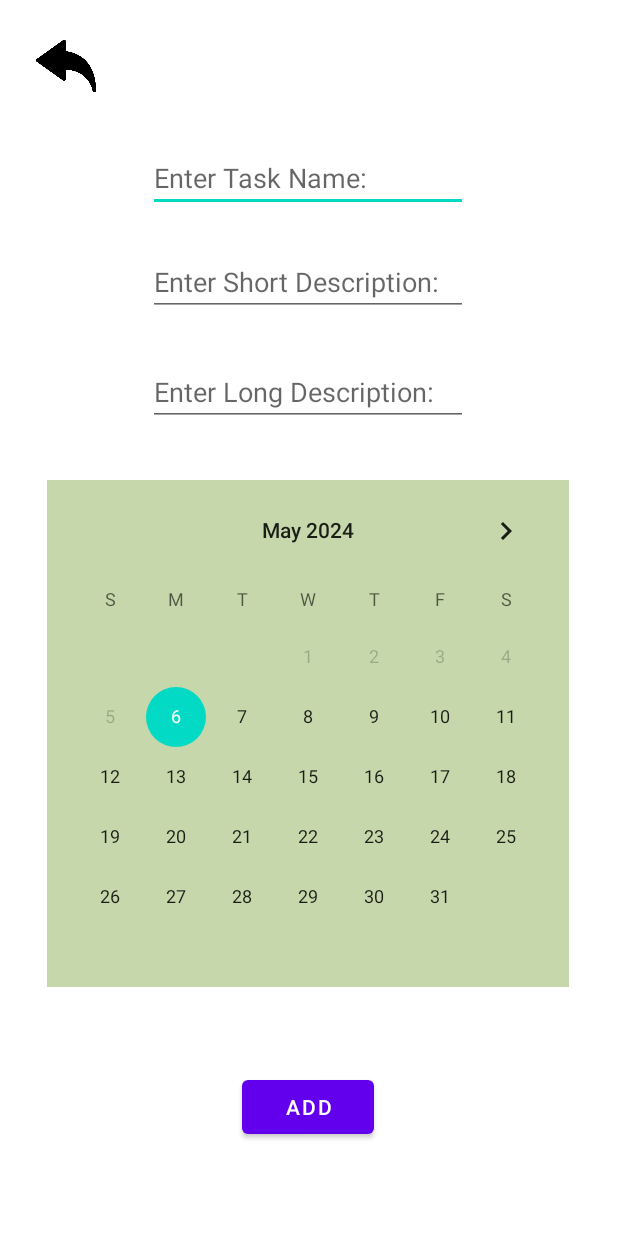
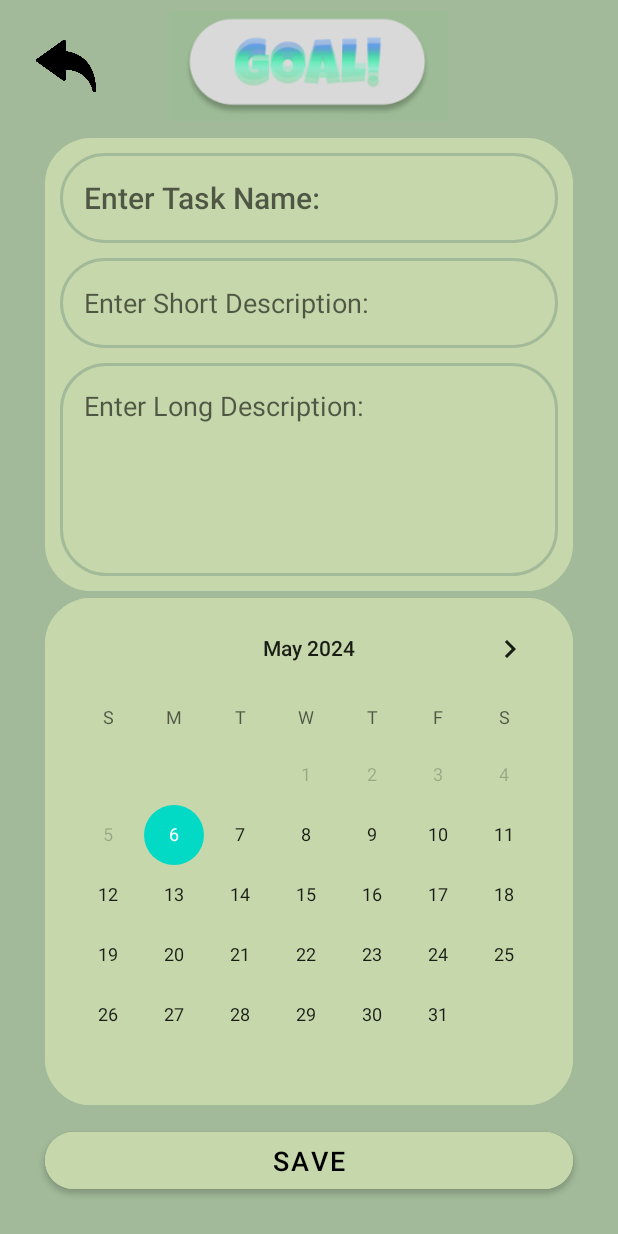
Before and after one commit to TML777/ChatJTDAN, an Android app: the AddTask screen opened directly, with no data from a screen before it, on a phone screen of 412 x 824 dp. Run offline under Robolectric (Android 15) with nearby library versions, the phone set to English and light mode, and no system bars.

Commit message:
Add Task Front End
Add task front end design and implementation

```diff
--- a/app/src/main/java/com/test/goal_app/AddTask.java
+++ b/app/src/main/java/com/test/goal_app/AddTask.java
@@ -1,5 +1,6 @@
 package com.test.goal_app;
 
+import androidx.annotation.DrawableRes;
 import androidx.appcompat.app.AppCompatActivity;
 
 import android.annotation.SuppressLint;
@@ -96,13 +97,23 @@ public class AddTask extends AppCompatActivity {
                 df2 = new SimpleDateFormat("MM/dd/yy");
 
 
+                String name = et_addTaskName.getText().toString();
+                if(name.isEmpty()) {
+                    et_addTaskName.setBackground(getDrawable(R.drawable.red_border));
+
+                    Toast.makeText( AddTask.this, "Please name the task!", Toast.LENGTH_SHORT).show();
+
+                } else{
+                    et_addTaskName.setBackground(getDrawable(R.drawable.green_border));
+
+
                     try{
                         String formatedDate = df2.format(new Date(deadLineDateMilli));
 
                         taskModel = new TaskModel(-1, et_addTaskName.getText().toString(), et_addShortDesc.getText().toString(),
                                 et_addLongDesc.getText().toString(), formatedDate,
                                 false, false, df2.format(new Date()), "none", parentTask);
-                    Toast.makeText( AddTask.this, taskModel.toString() + " " + df2.format(new Date()), Toast.LENGTH_SHORT).show();
+                        //Toast.makeText( AddTask.this, taskModel.toString() + " " + df2.format(new Date()), Toast.LENGTH_SHORT).show();
                     }
                     catch (Exception e){
                         Toast.makeText( AddTask.this, "Error creating customer", Toast.LENGTH_SHORT).show();
@@ -114,10 +125,13 @@ public class AddTask extends AppCompatActivity {
 
                     boolean success = dataBaseHelper.addOne(taskModel);
 
-                Toast.makeText( AddTask.this, "Success= " + success, Toast.LENGTH_SHORT).show();
+                    if(success)
+                        Toast.makeText( AddTask.this, "Task Created!" + success, Toast.LENGTH_SHORT).show();
 
                     // back to task list
                     openTaskList();
+                }
+
             }
         });
 
--- /dev/null
+++ b/app/src/main/res/drawable/baseline_archive_24.xml
@@ -0,0 +1,5 @@
+<vector xmlns:android="http://schemas.android.com/apk/res/android" android:height="24dp" android:tint="#000000" android:viewportHeight="24" android:viewportWidth="24" android:width="24dp">
+
+    <path android:fillColor="@android:color/white" android:pathData="M20.54,5.23l-1.39,-1.68C18.88,3.21 18.47,3 18,3H6c-0.47,0 -0.88,0.21 -1.16,0.55L3.46,5.23C3.17,5.57 3,6.02 3,6.5V19c0,1.1 0.9,2 2,2h14c1.1,0 2,-0.9 2,-2V6.5c0,-0.48 -0.17,-0.93 -0.46,-1.27zM12,17.5L6.5,12H10v-2h4v2h3.5L12,17.5zM5.12,5l0.81,-1h12l0.94,1H5.12z"/>
+
+</vector>
--- /dev/null
+++ b/app/src/main/res/drawable/baseline_calandar_24.xml
@@ -0,0 +1,5 @@
+<vector xmlns:android="http://schemas.android.com/apk/res/android" android:height="24dp" android:tint="#000000" android:viewportHeight="24" android:viewportWidth="24" android:width="24dp">
+
+    <path android:fillColor="@android:color/white" android:pathData="M4,8h4L8,4L4,4v4zM10,20h4v-4h-4v4zM4,20h4v-4L4,16v4zM4,14h4v-4L4,10v4zM10,14h4v-4h-4v4zM16,4v4h4L20,4h-4zM10,8h4L14,4h-4v4zM16,14h4v-4h-4v4zM16,20h4v-4h-4v4z"/>
+
+</vector>
--- /dev/null
+++ b/app/src/main/res/drawable/green_border.xml
@@ -0,0 +1,11 @@
+<?xml version="1.0" encoding="utf-8"?>
+<shape xmlns:android="http://schemas.android.com/apk/res/android"
+    android:shape="rectangle">
+
+    <stroke
+        android:width="2dp"
+        android:color="@color/backgroundGreen"/>
+    <corners
+        android:radius="30dp"/>
+
+</shape>
--- /dev/null
+++ b/app/src/main/res/drawable/red_border.xml
@@ -0,0 +1,11 @@
+<?xml version="1.0" encoding="utf-8"?>
+<shape xmlns:android="http://schemas.android.com/apk/res/android"
+    android:shape="rectangle">
+
+    <stroke
+        android:width="2dp"
+        android:color="#FF0000"/>
+    <corners
+        android:radius="30dp"/>
+
+</shape>
--- a/app/src/main/res/drawable/round_btn.xml
+++ b/app/src/main/res/drawable/round_btn.xml
@@ -1,13 +1,8 @@
 <?xml version="1.0" encoding="utf-8"?>
 <shape xmlns:android="http://schemas.android.com/apk/res/android"
     android:shape="oval">
-    <solid android:color="#FF6200EE"/> <!-- Button color -->
+    <solid android:color="#C6D8AB"/> <!-- Set your button color here -->
     <size
-        android:width="100dp"
-        android:height="100dp"/> <!-- Size of the button -->
-    <padding
-        android:left="10dp"
-        android:top="10dp"
-        android:right="10dp"
-        android:bottom="10dp"/> <!-- Padding inside the button -->
+        android:width="120dp"
+        android:height="120dp"/> <!-- Adjust the size as needed -->
 </shape>
--- a/app/src/main/res/layout/activity_add_task.xml
+++ b/app/src/main/res/layout/activity_add_task.xml
@@ -4,7 +4,11 @@
     xmlns:tools="http://schemas.android.com/tools"
     android:layout_width="match_parent"
     android:layout_height="match_parent"
+    android:background="@color/backgroundGreen"
     tools:context=".AddTask">
+
+
+
 
     <ImageButton
         android:id="@+id/btn_addTaskBack"
@@ -18,24 +22,66 @@
         app:layout_constraintStart_toStartOf="parent"
         app:layout_constraintTop_toTopOf="parent" />
 
+    <ImageView
+        android:id="@+id/iv_addGoalBanner"
+        android:layout_width="186dp"
+        android:layout_height="87dp"
+        android:src="@drawable/screenshot_2024_05_01_at_11_35_00am"
+        app:layout_constraintEnd_toEndOf="parent"
+        app:layout_constraintHorizontal_bias="0.498"
+        app:layout_constraintStart_toStartOf="parent"
+        app:layout_constraintTop_toTopOf="parent" />
+
+
+    <FrameLayout
+        android:id="@+id/fl_addTask"
+        android:layout_width="match_parent"
+        android:layout_height="wrap_content"
+        android:layout_marginHorizontal="30dp"
+        android:layout_marginTop="10dp"
+        android:layout_marginBottom="10dp"
+        android:background="@drawable/green_border"
+        android:backgroundTint="#C6D8AB"
+        app:layout_constraintBottom_toTopOf="@+id/cv_addCalendar"
+        app:layout_constraintLeft_toLeftOf="parent"
+        app:layout_constraintRight_toRightOf="parent"
+        app:layout_constraintTop_toBottomOf="@+id/iv_addGoalBanner">
+
+        <LinearLayout
+            android:layout_width="match_parent"
+            android:layout_height="match_parent"
+            android:gravity="center"
+            android:layout_gravity="center"
+            android:orientation="vertical">
+
+
             <EditText
                 android:id="@+id/et_addTaskName"
-        android:layout_width="wrap_content"
-        android:layout_height="wrap_content"
-        android:layout_marginTop="96dp"
+                android:layout_width="match_parent"
+                android:layout_height="60dp"
+                android:layout_marginTop="10dp"
+                android:padding="16dp"
+                android:layout_marginHorizontal="10dp"
+                android:background="@drawable/green_border"
                 android:ems="10"
                 android:hint="@string/EnterTaskName"
                 android:inputType="text"
+                android:maxLength="15"
                 app:layout_constraintEnd_toEndOf="parent"
                 app:layout_constraintHorizontal_bias="0.497"
                 app:layout_constraintStart_toStartOf="parent"
-        app:layout_constraintTop_toTopOf="parent" />
+                app:layout_constraintTop_toTopOf="parent"
+                style="@style/TextAppearance.AppCompat.Title"/>
 
             <EditText
                 android:id="@+id/et_addShortDesc"
-        android:layout_width="wrap_content"
-        android:layout_height="wrap_content"
-        android:layout_marginTop="24dp"
+                android:layout_width="match_parent"
+                android:layout_height="60dp"
+                android:layout_marginTop="10dp"
+                android:layout_marginHorizontal="10dp"
+                android:maxLength="20"
+                android:background="@drawable/green_border"
+                android:padding="16dp"
                 android:ems="10"
                 android:hint="Enter Short Description:"
                 android:inputType="text"
@@ -46,39 +92,57 @@
 
             <EditText
                 android:id="@+id/et_addLongDesc"
-        android:layout_width="wrap_content"
+                android:layout_width="match_parent"
                 android:layout_height="wrap_content"
-        android:layout_marginTop="28dp"
+                android:layout_marginHorizontal="10dp"
+                android:layout_marginTop="10dp"
+                android:layout_marginBottom="10dp"
+                android:background="@drawable/green_border"
                 android:ems="10"
+                android:gravity="top"
                 android:hint="Enter Long Description:"
-        android:inputType="text"
+                android:inputType="textMultiLine"
+                android:lines="5"
+                android:maxLines="5"
+                android:padding="16dp"
                 app:layout_constraintEnd_toEndOf="parent"
                 app:layout_constraintHorizontal_bias="0.497"
                 app:layout_constraintStart_toStartOf="parent"
                 app:layout_constraintTop_toBottomOf="@+id/et_addShortDesc" />
 
+
+        </LinearLayout>
+    </FrameLayout>
+
+
     <CalendarView
         android:id="@+id/cv_addCalendar"
-        android:background="#C6D8AB"
-        android:layout_width="wrap_content"
+        android:layout_width="match_parent"
         android:layout_height="wrap_content"
-        android:layout_marginTop="36dp"
+        android:layout_marginHorizontal="30dp"
+        android:layout_marginBottom="12dp"
+        android:background="@drawable/green_border"
+        android:backgroundTint="#C6D8AB"
+        app:layout_constraintBottom_toTopOf="@+id/btn_addTaskButton"
         app:layout_constraintEnd_toEndOf="parent"
-        app:layout_constraintHorizontal_bias="0.493"
-        app:layout_constraintStart_toStartOf="parent"
-        app:layout_constraintTop_toBottomOf="@+id/et_addLongDesc" />
+        app:layout_constraintHorizontal_bias="0.491"
+        app:layout_constraintStart_toStartOf="parent" />
+
 
     <Button
         android:id="@+id/btn_addTaskButton"
-        android:layout_width="wrap_content"
-        android:layout_height="wrap_content"
-        android:layout_marginTop="10dp"
-        android:layout_marginBottom="16dp"
-        android:text="@string/Add"
+        android:layout_width="match_parent"
+        android:layout_height="50dp"
+        android:layout_marginBottom="25dp"
+        android:layout_marginHorizontal="30dp"
+        android:backgroundTint="#C6D8AB"
+        android:text="Save"
+        android:textColor="@color/black"
+        android:textSize="18sp"
+        app:cornerRadius="20dp"
         app:layout_constraintBottom_toBottomOf="parent"
         app:layout_constraintEnd_toEndOf="parent"
         app:layout_constraintHorizontal_bias="0.498"
-        app:layout_constraintStart_toStartOf="parent"
-        app:layout_constraintTop_toBottomOf="@+id/cv_addCalendar" />
+        app:layout_constraintStart_toStartOf="parent" />
 
 </androidx.constraintlayout.widget.ConstraintLayout>
--- a/app/src/main/res/menu/bottom_nav_menu.xml
+++ b/app/src/main/res/menu/bottom_nav_menu.xml
@@ -9,12 +9,12 @@
 
     <item
         android:id="@+id/navigation_calendar"
-        android:icon="@android:drawable/ic_menu_my_calendar"
+        android:icon="@drawable/baseline_calandar_24"
         android:title="@string/title_calendar" />
     <item
         android:id="@+id/navigation_dashboard"
-        android:icon="@drawable/ic_dashboard_black_24dp"
-        android:title="@string/title_dashboard" />
+        android:icon="@drawable/baseline_archive_24"
+        android:title="@string/Archive" />
 
     <item
         android:id="@+id/navigation_statistics"
--- a/app/src/main/res/values/strings.xml
+++ b/app/src/main/res/values/strings.xml
@@ -14,4 +14,5 @@
     <string name="calendarBackBtn"><![CDATA[<-]]></string>
     <string name="calendarFowardBtn"><![CDATA[->]]></string>
     <string name="addsubtask">Add Subtask</string>
+    <string name="Archive">Archive</string>
 </resources>
```
Lines whose indentation alone changed are shown as unchanged.
